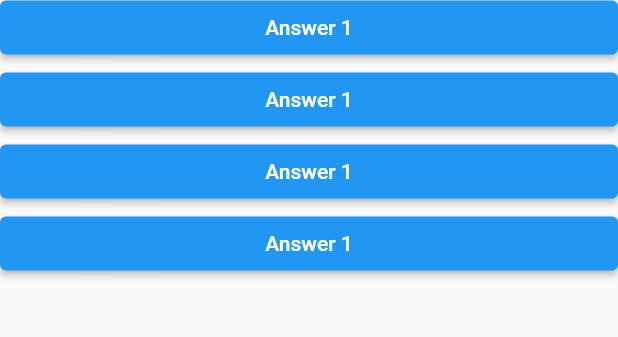
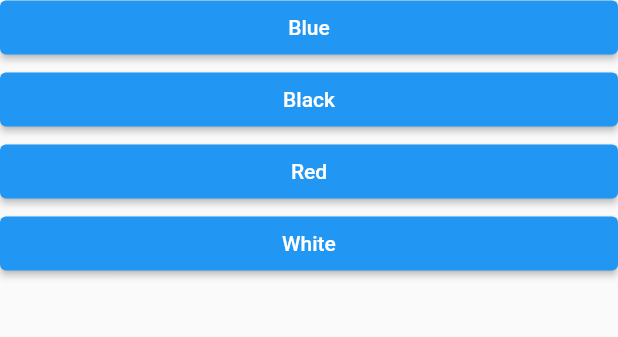
Before and after one commit to akshayMunot30/Quiz-App, a Flutter app: the screen it shows after launch, on a phone screen of 412 x 824 dp, the part 172-509 px from its top. Run offline on Flutter 3.47's test engine with Material 2 defaults, Android fonts, the phone set to English and light mode, and no system bars.

```diff
--- a/lib/answer.dart
+++ b/lib/answer.dart
@@ -2,18 +2,18 @@ import 'package:flutter/material.dart';
 
 class Answer extends StatelessWidget {
   final void Function() selectHandler;
+  final String answerText;
 
-  Answer(this.selectHandler);
+  Answer(this.selectHandler, this.answerText);
 
   @override
   Widget build(BuildContext context) {
     return Container(
       width: double.infinity,
-      // ignore: deprecated_member_use
       child: ElevatedButton(
         style: ElevatedButton.styleFrom(
             primary: Colors.blue, onPrimary: Colors.white),
-        child: Text('Answer 1'),
+        child: Text(answerText),
         onPressed: selectHandler,
       ),
     );
--- a/lib/main.dart
+++ b/lib/main.dart
@@ -26,7 +26,7 @@ class _MyAppState extends State<MyApp> {
 
   @override
   Widget build(BuildContext context) {
-    var questions = <Map<String, dynamic>>[
+    const questions = <Map<String, dynamic>>[
       <String, dynamic>{
         'questionText': 'What\'s your favourite color?',
         'answers': ['Blue', 'Black', 'Red', 'White'],
@@ -50,10 +50,13 @@ class _MyAppState extends State<MyApp> {
             Question(
               questions[_questionIndex]['questionText'],
             ),
-            Answer(_answerQuestion),
-            Answer(_answerQuestion),
-            Answer(_answerQuestion),
-            Answer(_answerQuestion),
+            // Answer(_answerQuestion),
+            // Answer(_answerQuestion),
+            // Answer(_answerQuestion),
+            // Answer(_answerQuestion),
+            ...(questions[_questionIndex]['answers'] as List<String>).map((answer) {
+              return Answer(_answerQuestion,answer);
+            }).toList()
           ],
         ),
       ),
```
